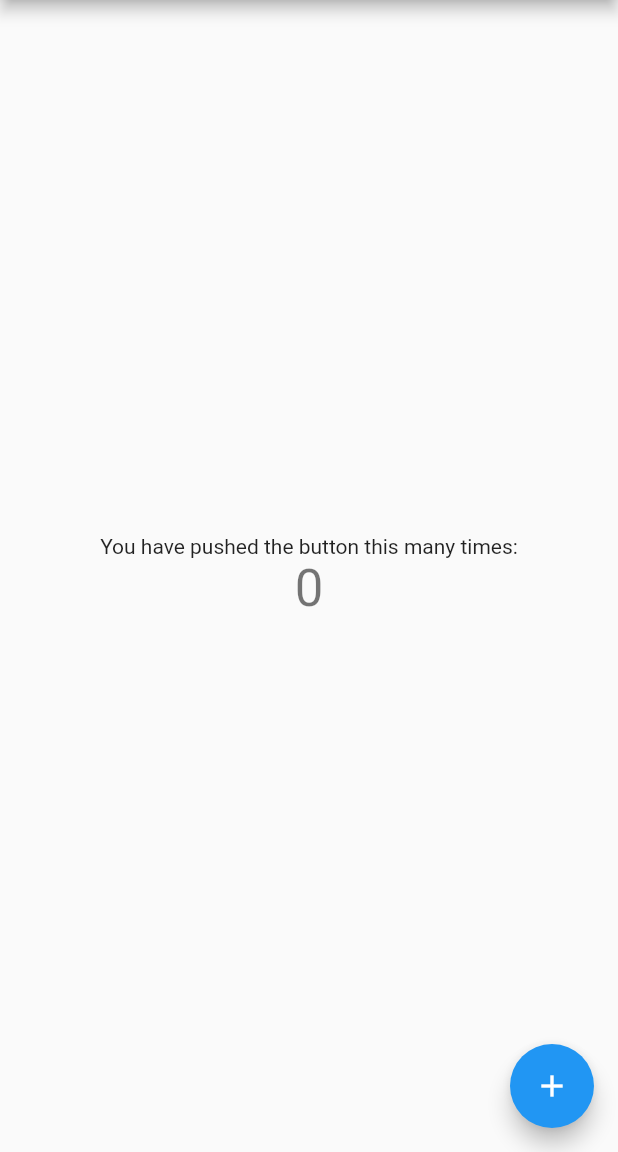
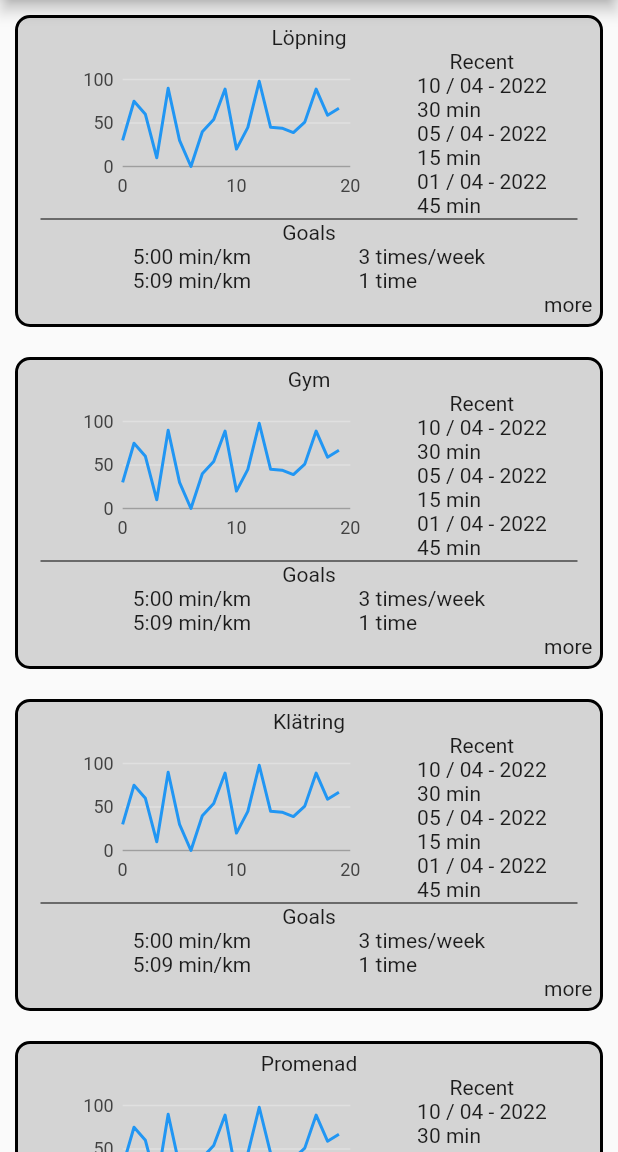
Before and after one commit to Poizon7/HealthStat, a Flutter app: the screen it shows after launch, on a phone screen of 412 x 824 dp, the part 84-1236 px from its top. Run offline on Flutter 3.47's test engine with Material 2 defaults, Android fonts, the phone set to English and light mode, and no system bars; our stand-ins replace charts_flutter.

Commit message:
Add activity on homepage

```diff
--- /dev/null
+++ b/lib/activity_widget.dart
@@ -0,0 +1,137 @@
+import 'package:flutter/material.dart';
+import 'package:charts_flutter/flutter.dart' as charts;
+
+class SalesData {
+  final int year;
+  final int sales;
+
+  SalesData(this.year, this.sales);
+}
+
+class ActivityWidget extends StatelessWidget {
+  ActivityWidget({Key? key, required this.name}) : super(key: key);
+
+  final String name;
+  final recent = ['10 / 04 - 2022', '05 / 04 - 2022', '01 / 04 - 2022'];
+  final recentStat = ['30 min', '15 min', '45 min'];
+  final goal = ['5:00 min/km', '3 times/week'];
+  final goalStat = ['5:09 min/km', '1 time'];
+
+  final data = [
+    SalesData(0, 30),
+    SalesData(1, 75),
+    SalesData(2, 60),
+    SalesData(3, 10),
+    SalesData(4, 90),
+    SalesData(5, 30),
+    SalesData(6, 0),
+    SalesData(7, 40),
+    SalesData(8, 54),
+    SalesData(9, 89),
+    SalesData(10, 20),
+    SalesData(11, 45),
+    SalesData(12, 98),
+    SalesData(13, 45),
+    SalesData(14, 44),
+    SalesData(15, 39),
+    SalesData(16, 51),
+    SalesData(17, 89),
+    SalesData(18, 59),
+    SalesData(19, 67),
+  ];
+
+  _getSeriesData() {
+    List<charts.Series<SalesData, int>> series = [
+      charts.Series(
+          id: "Sales",
+          data: data,
+          domainFn: (SalesData series, _) => series.year,
+          measureFn: (SalesData series, _) => series.sales,
+          colorFn: (SalesData series, _) =>
+              charts.MaterialPalette.blue.shadeDefault)
+    ];
+    return series;
+  }
+
+  @override
+  Widget build(BuildContext context) {
+    return Container(
+      margin: const EdgeInsets.all(10),
+      padding: const EdgeInsets.all(5),
+      decoration: BoxDecoration(
+        color: const Color.fromARGB(255, 212, 212, 212),
+        border: Border.all(
+          color: Colors.black,
+          width: 2,
+        ),
+        borderRadius: BorderRadius.circular(10),
+      ),
+      child: Center(
+        child: Column(
+          mainAxisAlignment: MainAxisAlignment.spaceAround,
+          children: [
+            Column(
+              mainAxisAlignment: MainAxisAlignment.start,
+              children: [
+                Text(
+                  name,
+                  textAlign: TextAlign.start,
+                ),
+                Row(
+                  mainAxisAlignment: MainAxisAlignment.spaceEvenly,
+                  children: [
+                    Container(
+                      height: 100,
+                      width: 200,
+                      child: charts.LineChart(
+                        _getSeriesData(),
+                        animate: true,
+                      ),
+                    ),
+                    Column(
+                      children: [
+                        const Text('Recent'),
+                        if (recent.isNotEmpty)
+                          for (var i = 0; i < 3 && i < recent.length; i++)
+                            Text(recent[i] + '\n' + recentStat[i])
+                        else
+                          const Text('No recent acctivity'),
+                      ],
+                    ),
+                  ],
+                ),
+                const Divider(
+                  height: 2,
+                  color: Colors.black,
+                  indent: 10,
+                  endIndent: 10,
+                ),
+                Column(
+                  children: [
+                    const Text('Goals'),
+                    Row(
+                      mainAxisAlignment: MainAxisAlignment.spaceEvenly,
+                      children: [
+                        if (recent.isNotEmpty)
+                          for (var i = 0; i < 3 && i < goal.length; i++)
+                            Text(goal[i] + '\n' + goalStat[i])
+                        else
+                          const Text('No goals currently')
+                      ],
+                    ),
+                  ],
+                ),
+              ],
+            ),
+            Row(
+              mainAxisAlignment: MainAxisAlignment.end,
+              children: const [
+                Text('more'),
+              ],
+            ),
+          ],
+        ),
+      ),
+    );
+  }
+}
--- a/lib/main.dart
+++ b/lib/main.dart
@@ -1,11 +1,12 @@
 import 'package:flutter/material.dart';
+import 'activity_widget.dart';
 
 void main() {
-  runApp(const MyApp());
+  runApp(const App());
 }
 
-class MyApp extends StatelessWidget {
-  const MyApp({Key? key}) : super(key: key);
+class App extends StatelessWidget {
+  const App({Key? key}) : super(key: key);
 
   @override
   Widget build(BuildContext context) {
@@ -14,29 +15,21 @@ class MyApp extends StatelessWidget {
       theme: ThemeData(
         primarySwatch: Colors.blue,
       ),
-      home: const MyHomePage(title: 'Flutter Demo Home Page'),
+      home: const HomePage(title: 'Flutter Demo Home Page'),
     );
   }
 }
 
-class MyHomePage extends StatefulWidget {
-  const MyHomePage({Key? key, required this.title}) : super(key: key);
+class HomePage extends StatefulWidget {
+  const HomePage({Key? key, required this.title}) : super(key: key);
 
   final String title;
 
   @override
-  State<MyHomePage> createState() => _MyHomePageState();
+  State<HomePage> createState() => _HomePageState();
 }
 
-class _MyHomePageState extends State<MyHomePage> {
-  int _counter = 0;
-
-  void _incrementCounter() {
-    setState(() {
-      _counter++;
-    });
-  }
-
+class _HomePageState extends State<HomePage> {
   @override
   Widget build(BuildContext context) {
     return Scaffold(
@@ -44,23 +37,14 @@ class _MyHomePageState extends State<MyHomePage> {
         title: Text(widget.title),
       ),
       body: Center(
-        child: Column(
-          mainAxisAlignment: MainAxisAlignment.center,
+        child: ListView(
           children: <Widget>[
-            const Text(
-              'You have pushed the button this many times:',
-            ),
-            Text(
-              '$_counter',
-              style: Theme.of(context).textTheme.headline4,
-            ),
+            ActivityWidget(name: 'Löpning'),
+            ActivityWidget(name: 'Gym'),
+            ActivityWidget(name: 'Klätring'),
+            ActivityWidget(name: 'Promenad'),
           ],
         ),
-      ),
-      floatingActionButton: FloatingActionButton(
-        onPressed: _incrementCounter,
-        tooltip: 'Increment',
-        child: const Icon(Icons.add),
       ),
     );
   }
```
Also changed, not shown: 1 other file.
